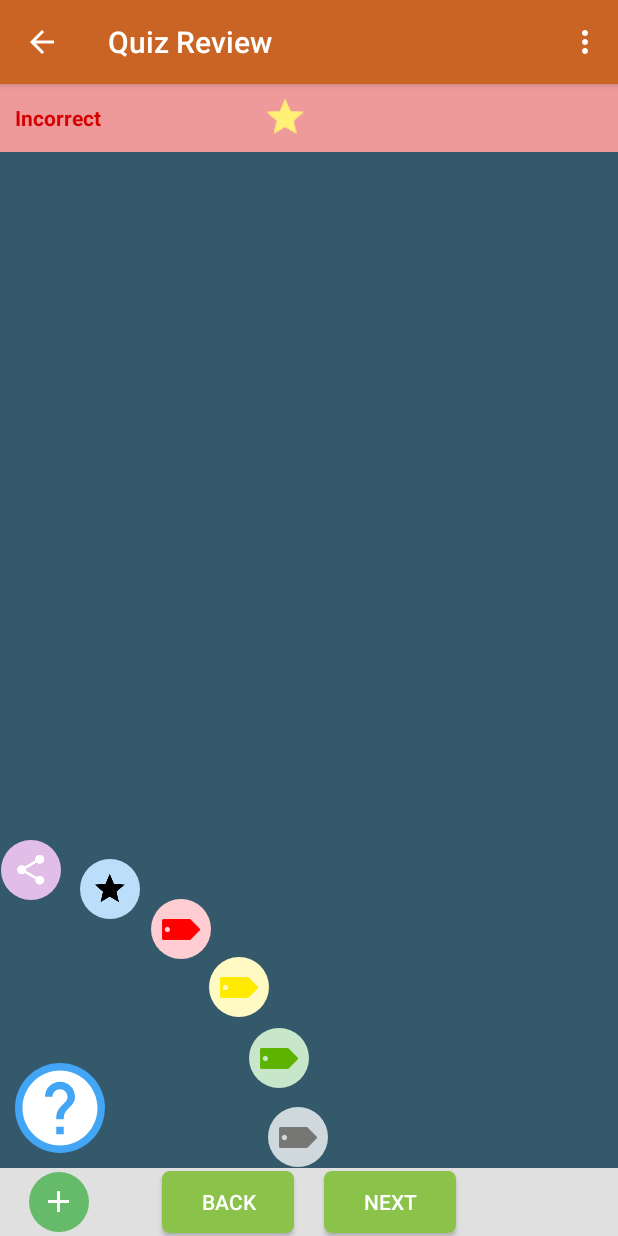
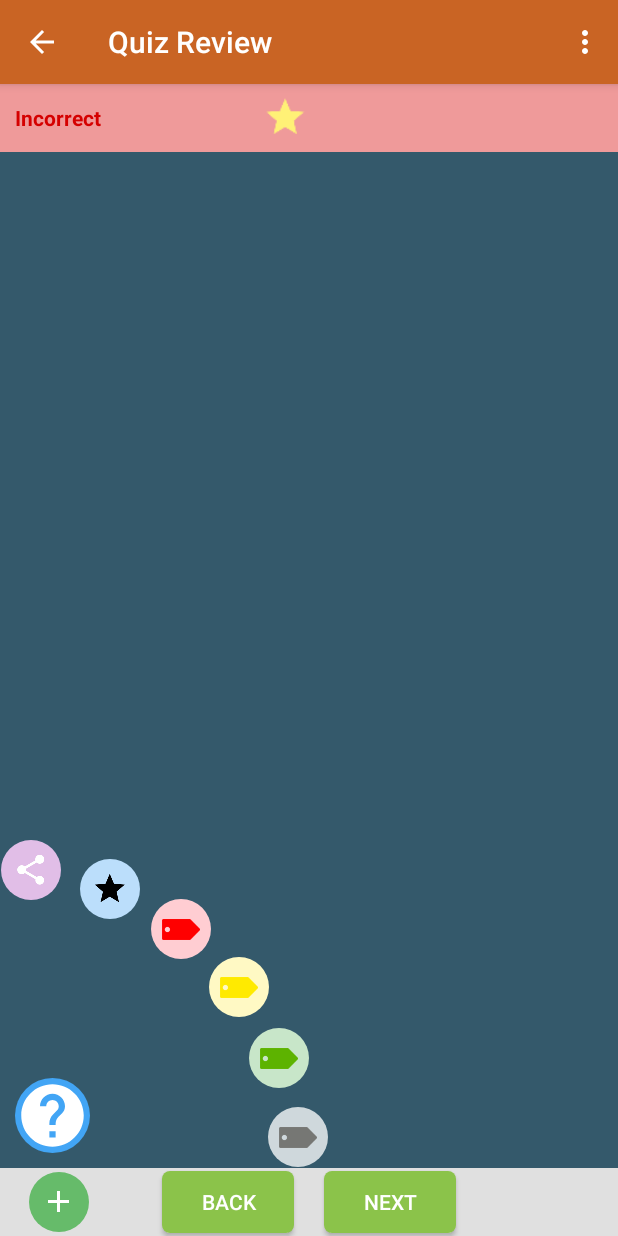
Before and after one commit to TungNT-2810/Gmat-Solution, an Android app: the QuestionReviewActivity screen opened directly, with no data from a screen before it, after a tap on an icon or button, on a phone screen of 412 x 824 dp. Run offline under Robolectric (Android 15) with nearby library versions, the phone set to English and light mode, and no system bars; libraries missing offline, so code that uses them is left out: io.realm; 11 statements that could not run were skipped.

Commit message:
Update TagHelp menu - TungNT

```diff
--- a/app/src/main/res/layout/activity_question_review_fragment.xml
+++ b/app/src/main/res/layout/activity_question_review_fragment.xml
@@ -225,8 +225,8 @@
         </com.zyuternity.arclayout.ArcLayout>
 
         <ImageButton
-            android:layout_width="60dp"
-            android:layout_height="60dp"
+            android:layout_width="50dp"
+            android:layout_height="50dp"
             android:layout_gravity="bottom|left"
             android:src="@drawable/ic_help_white_48px"
             android:scaleType="fitXY"
@@ -271,7 +271,7 @@
                     android:layout_height="wrap_content"
                     android:text="Don't know"
                     android:layout_marginLeft="5dp"
-                    android:textSize="20dp"
+                    android:textSize="18sp"
                     android:textColor="#FFFFFF" />
 
             </LinearLayout>
@@ -295,7 +295,7 @@
                     android:layout_height="wrap_content"
                     android:text="Understood"
                     android:layout_marginLeft="5dp"
-                    android:textSize="20dp"
+                    android:textSize="18sp"
                     android:textColor="#FFFFFF" />
 
             </LinearLayout>
@@ -320,7 +320,7 @@
                     android:layout_height="wrap_content"
                     android:text="Somewhat understand"
                     android:layout_marginLeft="5dp"
-                    android:textSize="20dp"
+                    android:textSize="18sp"
                     android:textColor="#FFFFFF" />
 
             </LinearLayout>
@@ -352,7 +352,7 @@
                     android:layout_height="wrap_content"
                     android:text="Don't understand"
                     android:layout_marginLeft="5dp"
-                    android:textSize="20dp"
+                    android:textSize="18sp"
                     android:textColor="#FFFFFF" />
 
             </LinearLayout>
@@ -376,7 +376,7 @@
                     android:layout_height="wrap_content"
                     android:text="Interesting"
                     android:layout_marginLeft="5dp"
-                    android:textSize="20dp"
+                    android:textSize="18sp"
                     android:textColor="#FFFFFF" />
 
             </LinearLayout>
@@ -401,7 +401,7 @@
                     android:layout_height="wrap_content"
                     android:text="Share"
                     android:layout_marginLeft="5dp"
-                    android:textSize="20dp"
+                    android:textSize="18sp"
                     android:textColor="#FFFFFF" />
 
             </LinearLayout>
```
